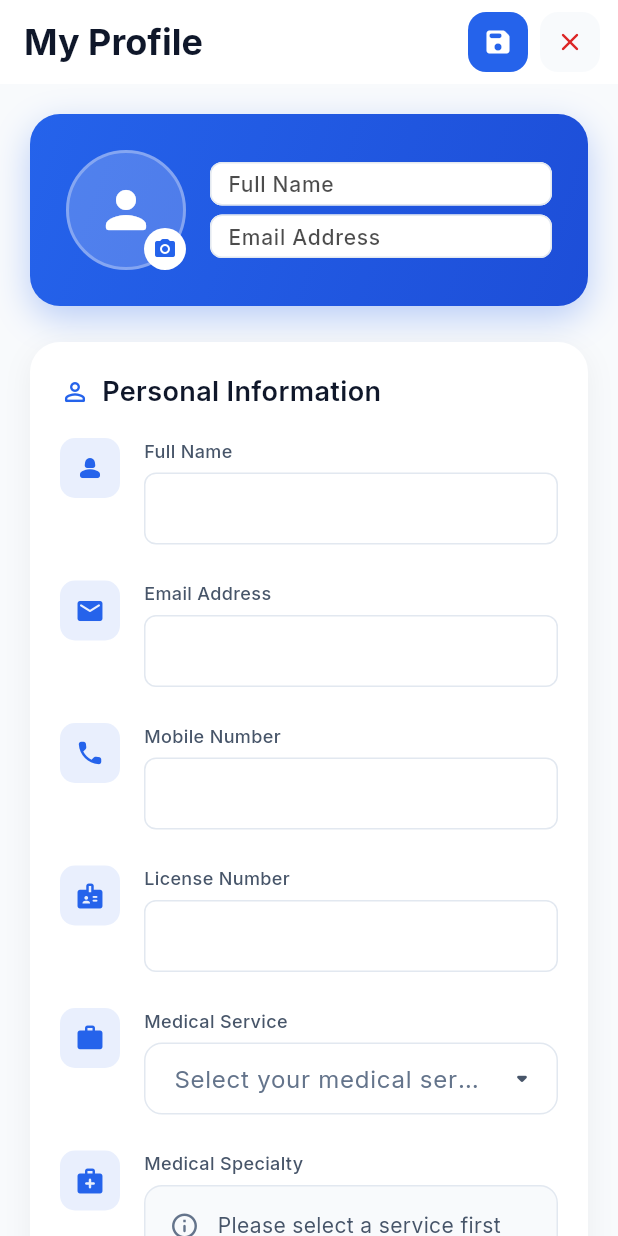
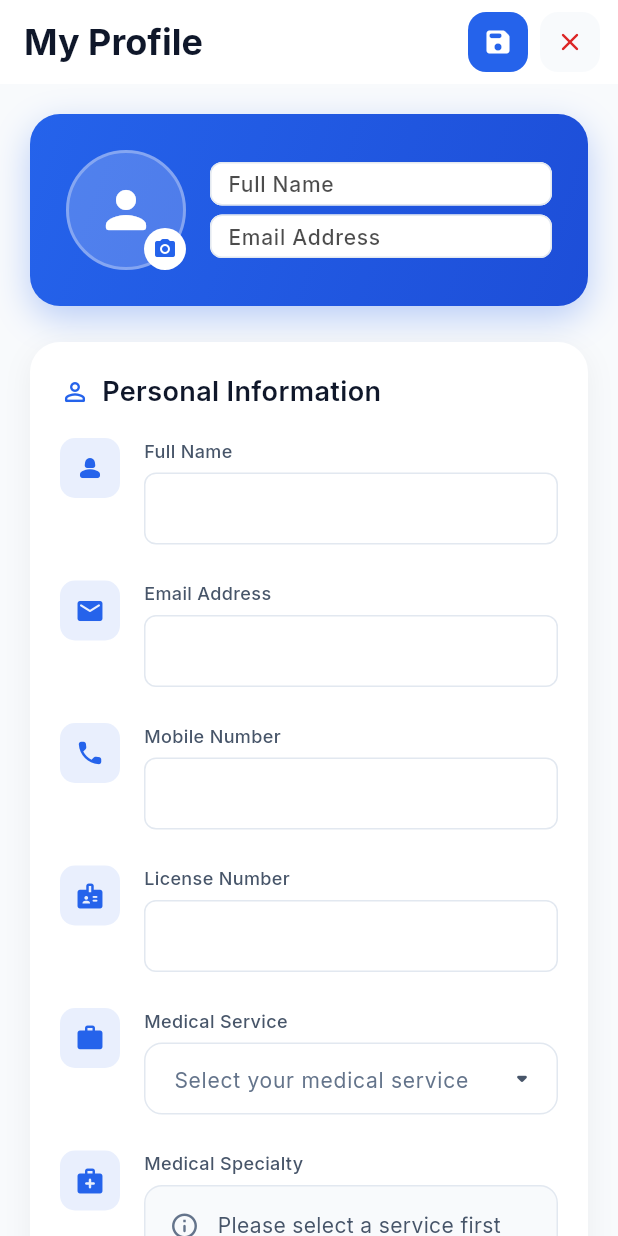
Before and after one commit to NikhilBarvadiya/PrimeHealthDoctors, a Flutter app: the Profile screen opened directly, after a tap on the "edit" icon, on a phone screen of 412 x 824 dp. Run offline on Flutter 3.47's test engine with Material 3 defaults, Android fonts, the light colour scheme and no system bars; drawn by our look-alikes of toastification; our stand-ins replace audioplayers, cached_network_image, connectivity_plus, device_info_plus, dio, firebase_core and 10 more; missing offline and left inert: agora_rtc_engine, agora_token_generator; accounts and stored records are empty.

Commit message:
key-board code improve for windows systme

```diff
--- a/lib/views/auth/register/register.dart
+++ b/lib/views/auth/register/register.dart
@@ -483,7 +483,7 @@ class Register extends StatelessWidget {
                   const SizedBox(height: 4),
                   TextFormField(
                     controller: ctrl.consultationFeeCtrl,
-                    keyboardType: TextInputType.number,
+                    keyboardType: TextInputType.numberWithOptions(signed: true),
                     style: GoogleFonts.inter(fontSize: 14, fontWeight: FontWeight.w500, color: AppTheme.textPrimary),
                     decoration: InputDecoration(
                       hintText: '500',
@@ -521,7 +521,7 @@ class Register extends StatelessWidget {
                   const SizedBox(height: 4),
                   TextFormField(
                     controller: ctrl.followUpFeeCtrl,
-                    keyboardType: TextInputType.number,
+                    keyboardType: TextInputType.numberWithOptions(signed: true),
                     style: GoogleFonts.inter(fontSize: 14, fontWeight: FontWeight.w500, color: AppTheme.textPrimary),
                     decoration: InputDecoration(
                       hintText: '300',
--- a/lib/views/dashboard/profile/profile.dart
+++ b/lib/views/dashboard/profile/profile.dart
@@ -250,7 +250,7 @@ class Profile extends StatelessWidget {
       onTap: () => _showServiceSelection(context, ctrl),
       decoration: InputDecoration(
         hintText: 'Select your medical service',
-        hintStyle: GoogleFonts.inter(color: AppTheme.textLight, fontWeight: FontWeight.w400),
+        hintStyle: GoogleFonts.inter(fontSize: 14, color: AppTheme.textLight, fontWeight: FontWeight.w400),
         suffixIcon: Icon(Icons.arrow_drop_down_rounded, color: AppTheme.textSecondary, size: 22),
         filled: true,
         fillColor: AppTheme.backgroundWhite,
@@ -333,7 +333,7 @@ class Profile extends StatelessWidget {
       onTap: () => _showSpecialtySelection(context, ctrl),
       decoration: InputDecoration(
         hintText: 'Select your medical specialty',
-        hintStyle: GoogleFonts.inter(color: AppTheme.textLight, fontWeight: FontWeight.w400),
+        hintStyle: GoogleFonts.inter(fontSize: 14, color: AppTheme.textLight, fontWeight: FontWeight.w400),
         suffixIcon: Icon(Icons.arrow_drop_down_rounded, color: AppTheme.textSecondary, size: 22),
         filled: true,
         fillColor: AppTheme.backgroundWhite,
@@ -459,7 +459,7 @@ class Profile extends StatelessWidget {
                 const SizedBox(height: 4),
                 TextFormField(
                   controller: ctrl.consultationFeeController,
-                  keyboardType: TextInputType.number,
+                  keyboardType: TextInputType.numberWithOptions(signed: true),
                   style: GoogleFonts.inter(fontSize: 14, fontWeight: FontWeight.w500, color: AppTheme.textPrimary),
                   decoration: InputDecoration(
                     hintText: '500',
@@ -497,7 +497,7 @@ class Profile extends StatelessWidget {
                 const SizedBox(height: 4),
                 TextFormField(
                   controller: ctrl.followUpFeeController,
-                  keyboardType: TextInputType.number,
+                  keyboardType: TextInputType.numberWithOptions(signed: true),
                   style: GoogleFonts.inter(fontSize: 14, fontWeight: FontWeight.w500, color: AppTheme.textPrimary),
                   decoration: InputDecoration(
                     hintText: '300',
@@ -935,6 +935,7 @@ class Profile extends StatelessWidget {
                       ? TextInputType.emailAddress
                       : TextInputType.text,
                   maxLines: maxLines,
+                  textInputAction: TextInputAction.done,
                   style: GoogleFonts.inter(fontSize: 15, fontWeight: FontWeight.w500, color: AppTheme.textPrimary),
                   decoration: InputDecoration(
                     contentPadding: const EdgeInsets.symmetric(horizontal: 16, vertical: 12),
```
Also changed, not shown: 2 other files.
